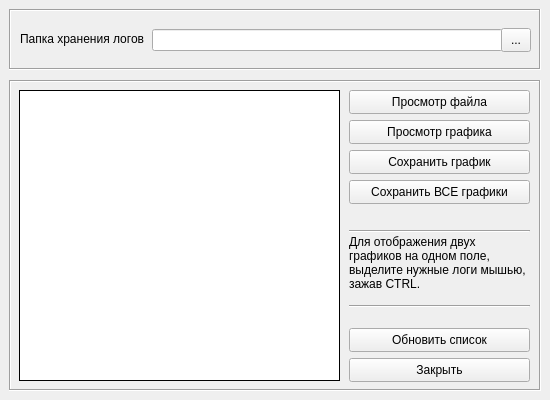
Before: the Qt Designer form ui/logs.ui in sergeycccv/battery_modbus, drawn with Qt 5.
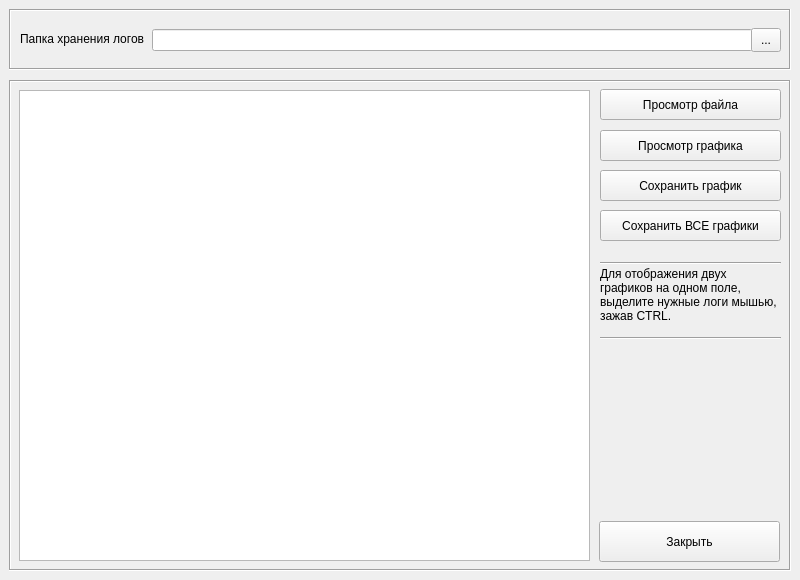
After: the same form once the commit is applied. Icons and pictures are not drawn.

Commit message: Добавлено отображение содержимого папки логов в QTreeView

The edit to the form file:
```diff
--- a/ui/logs.ui
+++ b/ui/logs.ui
@@ -9,20 +9,20 @@
    <rect>
     <x>0</x>
     <y>0</y>
-    <width>550</width>
-    <height>400</height>
+    <width>800</width>
+    <height>580</height>
    </rect>
   </property>
   <property name="minimumSize">
    <size>
-    <width>550</width>
-    <height>400</height>
+    <width>800</width>
+    <height>580</height>
    </size>
   </property>
   <property name="maximumSize">
    <size>
-    <width>550</width>
-    <height>400</height>
+    <width>800</width>
+    <height>580</height>
    </size>
   </property>
   <property name="windowTitle">
@@ -41,7 +41,7 @@
      <rect>
       <x>9</x>
       <y>9</y>
-      <width>532</width>
+      <width>782</width>
       <height>61</height>
      </rect>
     </property>
@@ -69,15 +69,18 @@
       <rect>
        <x>143</x>
        <y>20</y>
-       <width>351</width>
+       <width>601</width>
        <height>22</height>
       </rect>
      </property>
+     <property name="readOnly">
+      <bool>true</bool>
+     </property>
     </widget>
     <widget class="QToolButton" name="tbtn_path_logs">
      <property name="geometry">
       <rect>
-       <x>492</x>
+       <x>742</x>
        <y>19</y>
        <width>30</width>
        <height>24</height>
@@ -93,8 +96,8 @@
      <rect>
       <x>9</x>
       <y>80</y>
-      <width>532</width>
-      <height>311</height>
+      <width>782</width>
+      <height>491</height>
      </rect>
     </property>
     <property name="frameShape">
@@ -103,29 +106,13 @@
     <property name="frameShadow">
      <enum>QFrame::Shadow::Sunken</enum>
     </property>
-    <widget class="QListView" name="list_file_logs">
-     <property name="geometry">
-      <rect>
-       <x>10</x>
-       <y>10</y>
-       <width>321</width>
-       <height>291</height>
-      </rect>
-     </property>
-     <property name="frameShape">
-      <enum>QFrame::Shape::Box</enum>
-     </property>
-     <property name="frameShadow">
-      <enum>QFrame::Shadow::Plain</enum>
-     </property>
-    </widget>
     <widget class="QPushButton" name="btn_view_log">
      <property name="geometry">
       <rect>
-       <x>340</x>
-       <y>10</y>
+       <x>591</x>
+       <y>9</y>
        <width>181</width>
-       <height>24</height>
+       <height>31</height>
       </rect>
      </property>
      <property name="text">
@@ -135,10 +122,10 @@
     <widget class="QPushButton" name="btn_make_graph">
      <property name="geometry">
       <rect>
-       <x>340</x>
-       <y>40</y>
+       <x>591</x>
+       <y>50</y>
        <width>181</width>
-       <height>24</height>
+       <height>31</height>
       </rect>
      </property>
      <property name="text">
@@ -148,10 +135,10 @@
     <widget class="QPushButton" name="btn_close">
      <property name="geometry">
       <rect>
-       <x>340</x>
-       <y>278</y>
+       <x>590</x>
+       <y>441</y>
        <width>181</width>
-       <height>24</height>
+       <height>41</height>
       </rect>
      </property>
      <property name="text">
@@ -161,34 +148,21 @@
     <widget class="QPushButton" name="btn_save_graph">
      <property name="geometry">
       <rect>
-       <x>340</x>
-       <y>70</y>
+       <x>591</x>
+       <y>90</y>
        <width>181</width>
-       <height>24</height>
+       <height>31</height>
       </rect>
      </property>
      <property name="text">
       <string>Сохранить график</string>
      </property>
     </widget>
-    <widget class="QPushButton" name="btn_update_list">
-     <property name="geometry">
-      <rect>
-       <x>340</x>
-       <y>248</y>
-       <width>181</width>
-       <height>24</height>
-      </rect>
-     </property>
-     <property name="text">
-      <string>Обновить список</string>
-     </property>
-    </widget>
     <widget class="QFrame" name="frame_3">
      <property name="geometry">
       <rect>
-       <x>340</x>
-       <y>143</y>
+       <x>591</x>
+       <y>175</y>
        <width>181</width>
        <height>16</height>
       </rect>
@@ -203,8 +177,8 @@
     <widget class="QLabel" name="label_2">
      <property name="geometry">
       <rect>
-       <x>340</x>
-       <y>155</y>
+       <x>591</x>
+       <y>187</y>
        <width>181</width>
        <height>71</height>
       </rect>
@@ -222,10 +196,10 @@
     <widget class="QPushButton" name="btn_save_graph_2">
      <property name="geometry">
       <rect>
-       <x>340</x>
-       <y>100</y>
+       <x>591</x>
+       <y>130</y>
        <width>181</width>
-       <height>24</height>
+       <height>31</height>
       </rect>
      </property>
      <property name="text">
@@ -235,8 +209,8 @@
     <widget class="QFrame" name="frame_4">
      <property name="geometry">
       <rect>
-       <x>340</x>
-       <y>218</y>
+       <x>591</x>
+       <y>250</y>
        <width>181</width>
        <height>16</height>
       </rect>
@@ -248,6 +222,25 @@
       <enum>QFrame::Shadow::Sunken</enum>
      </property>
     </widget>
+    <widget class="QTreeView" name="list_file_logs">
+     <property name="geometry">
+      <rect>
+       <x>10</x>
+       <y>10</y>
+       <width>571</width>
+       <height>471</height>
+      </rect>
+     </property>
+     <property name="locale">
+      <locale language="Russian" country="Russia"/>
+     </property>
+     <property name="alternatingRowColors">
+      <bool>true</bool>
+     </property>
+     <property name="selectionMode">
+      <enum>QAbstractItemView::SelectionMode::ExtendedSelection</enum>
+     </property>
+    </widget>
    </widget>
   </widget>
  </widget>
```
The commit also changes 5 other files.
